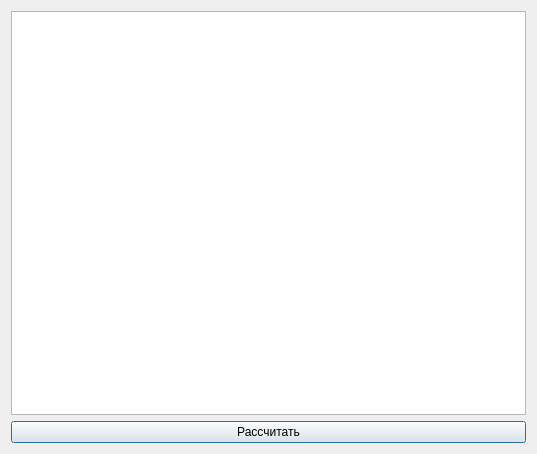
This is sources/DialogAnnotationMaker.ui in AndreyTulyakov/TextStageProcessor as Qt 5 draws it before an edit. The edited form follows.
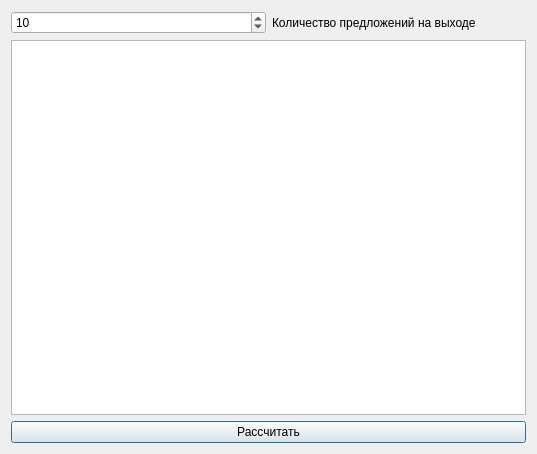
This is the edited form.

```diff
--- a/sources/DialogAnnotationMaker.ui
+++ b/sources/DialogAnnotationMaker.ui
@@ -14,6 +14,30 @@
    <string>Создание аннотации</string>
   </property>
   <layout class="QVBoxLayout" name="verticalLayout">
+   <item>
+    <layout class="QHBoxLayout" name="horizontalLayout">
+     <item>
+      <widget class="QSpinBox" name="spinBoxOutputSentenceCount">
+       <property name="minimum">
+        <number>1</number>
+       </property>
+       <property name="maximum">
+        <number>10000</number>
+       </property>
+       <property name="value">
+        <number>10</number>
+       </property>
+      </widget>
+     </item>
+     <item>
+      <widget class="QLabel" name="label">
+       <property name="text">
+        <string>Количество предложений на выходе</string>
+       </property>
+      </widget>
+     </item>
+    </layout>
+   </item>
    <item>
     <widget class="QTextEdit" name="textEdit">
      <property name="readOnly">
```
